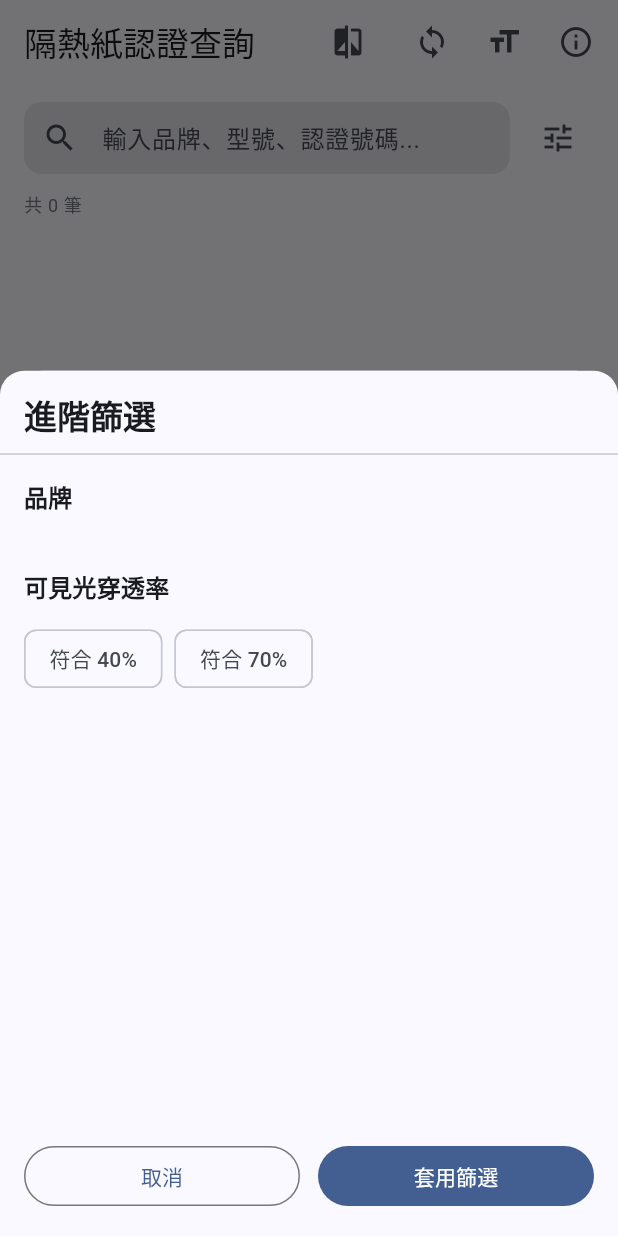
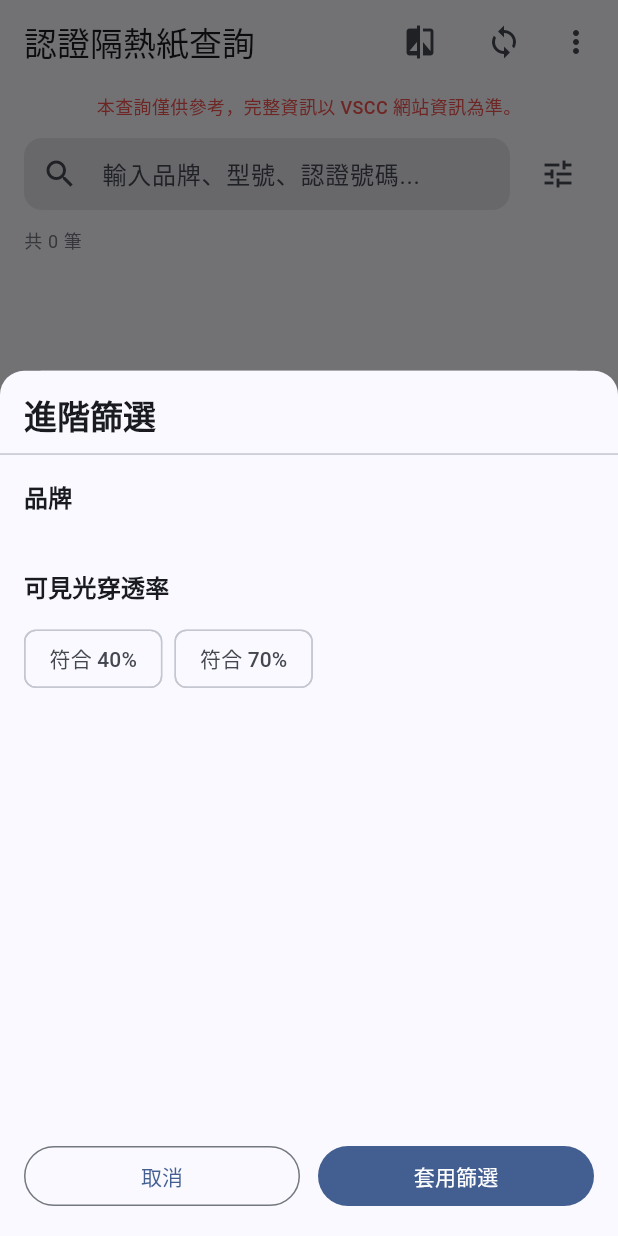
Before and after one commit to jeffLGK/Insulating-paper, a Flutter app: the screen it shows after launch, after a tap on the "tune" icon, on a phone screen of 412 x 824 dp. Run offline on Flutter 3.47's test engine with Material 3 defaults, Android fonts, the phone set to English and light mode, and no system bars; our stand-ins replace cached_network_image, camera, flutter_local_notifications, flutter_riverpod, image_cropper, image_picker and 6 more; missing offline and left inert: google_mlkit_text_recognition, workmanager; accounts and stored records are empty; network calls fail; statements that could not run were skipped.

Commit message:
release: v1.0.6+7 — 版本自動顯示、VSCC 免責聲明、標題修正
- App 版本改用 package_info_plus 自動讀取，不再手動維護常數
- 搜尋頁與序號查詢頁新增紅字免責聲明（本查詢僅供參考，完整資訊以 VSCC 網站資訊為準）
- 修正 AppBar 標題截斷：字體大小／關於收進溢出選單
- 統一名稱為「認證隔熱紙查詢」（修正字序與錯字）
- bump version 1.0.5+6 → 1.0.6+7

Co-Authored-By: Claude Opus 4.8 <noreply@anthropic.com>

```diff
--- a/Downloads/Insulating-paper/tint_app/lib/core/app_info.dart
+++ b/Downloads/Insulating-paper/tint_app/lib/core/app_info.dart
@@ -1,6 +1,12 @@
 // App 版本資訊
 //
-// 每次打包前需與 pubspec.yaml 的 version 同步更新
+// 直接從打包產物 (PackageInfo) 讀取，與 pubspec.yaml 的 version 永遠同步，
+// 不再需要每次發版手動更新常數。
 
-const String kAppVersion = '1.0.3';
-const String kAppBuildDate = '2026-04-29';
+import 'package:package_info_plus/package_info_plus.dart';
+
+/// 回傳顯示用版本字串，例如 "v1.0.5+6"。
+Future<String> getAppVersionLabel() async {
+  final info = await PackageInfo.fromPlatform();
+  return 'v${info.version}+${info.buildNumber}';
+}
--- a/Downloads/Insulating-paper/tint_app/lib/features/cert_search/cert_search_screen.dart
+++ b/Downloads/Insulating-paper/tint_app/lib/features/cert_search/cert_search_screen.dart
@@ -116,6 +116,19 @@ class _CertSearchScreenState extends State<CertSearchScreen> {
       appBar: AppBar(title: const Text('合格標識序號查詢')),
       body: Column(
         children: [
+          // ── 免責聲明（紅字）─────────────────────────────────────
+          Padding(
+            padding: const EdgeInsets.fromLTRB(16, 6, 16, 6),
+            child: Text(
+              '本查詢僅供參考，完整資訊以 VSCC 網站資訊為準。',
+              style: TextStyle(
+                color: Colors.red.shade400,
+                fontSize: 12,
+                fontWeight: FontWeight.w500,
+              ),
+            ),
+          ),
+
           // ── 連網提示 ────────────────────────────────────────────
           Container(
             width: double.infinity,
--- a/Downloads/Insulating-paper/tint_app/lib/features/home/home_screen.dart
+++ b/Downloads/Insulating-paper/tint_app/lib/features/home/home_screen.dart
@@ -221,6 +221,7 @@ Future<void> showAppInfoDialog(
   final lastSyncStr = prefs.getString(kPrefLastSync);
   final lastSync =
       lastSyncStr != null ? DateTime.tryParse(lastSyncStr) : null;
+  final versionLabel = await getAppVersionLabel();
 
   if (!context.mounted) return;
 
@@ -231,7 +232,7 @@ Future<void> showAppInfoDialog(
         children: [
           Icon(Icons.shield_outlined),
           SizedBox(width: 8),
-          Text('認證隔熱紙查尋'),
+          Text('認證隔熱紙查詢'),
         ],
       ),
       content: Column(
@@ -268,7 +269,7 @@ Future<void> showAppInfoDialog(
                   size: 18, color: Colors.blueGrey),
               const SizedBox(width: 8),
               Text(
-                'App 版本：v$kAppVersion ($kAppBuildDate)',
+                'App 版本：$versionLabel',
                 style: const TextStyle(fontSize: 15),
               ),
             ],
--- a/Downloads/Insulating-paper/tint_app/lib/features/search/search_screen.dart
+++ b/Downloads/Insulating-paper/tint_app/lib/features/search/search_screen.dart
@@ -68,7 +68,7 @@ class _SearchScreenState extends ConsumerState<SearchScreen> {
       // 鍵盤彈出時不強制 resize body，避免長清單每 frame 重新 layout 造成卡頓
       resizeToAvoidBottomInset: false,
       appBar: AppBar(
-        title: const Text('隔熱紙認證查詢'),
+        title: const Text('認證隔熱紙查詢'),
         actions: [
           // 對比按鈕
           ref.watch(comparisonProvider).isNotEmpty
@@ -96,23 +96,56 @@ class _SearchScreenState extends ConsumerState<SearchScreen> {
             loading: () => const _SyncButton(state: SyncState.idle),
             error: (_, __) => const _SyncButton(state: SyncState.idle),
           ),
-          // 字體大小設定
-          IconButton(
-            tooltip: '字體大小',
-            icon: const Icon(Icons.format_size),
-            onPressed: () => showFontScaleSheet(context),
-          ),
-          // 關於：App 版本與最新資料更新時間
-          IconButton(
-            tooltip: '關於',
-            icon: const Icon(Icons.info_outline),
-            onPressed: () => showAppInfoDialog(context),
+          // 更多：字體大小、關於（收進溢出選單以釋放標題空間，避免長標題被截斷）
+          PopupMenuButton<String>(
+            tooltip: '更多',
+            icon: const Icon(Icons.more_vert),
+            onSelected: (value) {
+              switch (value) {
+                case 'font':
+                  showFontScaleSheet(context);
+                  break;
+                case 'about':
+                  showAppInfoDialog(context);
+                  break;
+              }
+            },
+            itemBuilder: (_) => const [
+              PopupMenuItem(
+                value: 'font',
+                child: ListTile(
+                  leading: Icon(Icons.format_size),
+                  title: Text('字體大小'),
+                  contentPadding: EdgeInsets.zero,
+                ),
+              ),
+              PopupMenuItem(
+                value: 'about',
+                child: ListTile(
+                  leading: Icon(Icons.info_outline),
+                  title: Text('關於'),
+                  contentPadding: EdgeInsets.zero,
+                ),
+              ),
+            ],
           ),
           const SizedBox(width: 4),
         ],
       ),
       body: Column(
         children: [
+          // ── 免責聲明（紅字）─────────────────────────────────
+          Padding(
+            padding: const EdgeInsets.fromLTRB(16, 6, 16, 0),
+            child: Text(
+              '本查詢僅供參考，完整資訊以 VSCC 網站資訊為準。',
+              style: TextStyle(
+                color: Colors.red.shade400,
+                fontSize: 12,
+                fontWeight: FontWeight.w500,
+              ),
+            ),
+          ),
           // ── 搜尋區域 ─────────────────────────────────────────
           _SearchBar(controller: _searchController),
           _BrandFilterChips(),
--- a/Downloads/Insulating-paper/tint_app/pubspec.yaml
+++ b/Downloads/Insulating-paper/tint_app/pubspec.yaml
@@ -1,7 +1,7 @@
 name: tint_app
 description: 隔熱紙標籤辨識與搜尋 APP
 publish_to: none
-version: 1.0.5+6
+version: 1.0.6+7
 
 environment:
   sdk: ">=3.0.0 <4.0.0"
@@ -30,6 +30,7 @@ dependencies:
   image: ^4.2.0
   permission_handler: ^11.3.1
   google_mlkit_text_recognition: ^0.13.0
+  package_info_plus: ^8.0.0
 
 dev_dependencies:
   flutter_test:
```
Also changed, not shown: Downloads/Insulating-paper/tint_app/pubspec.lock.
